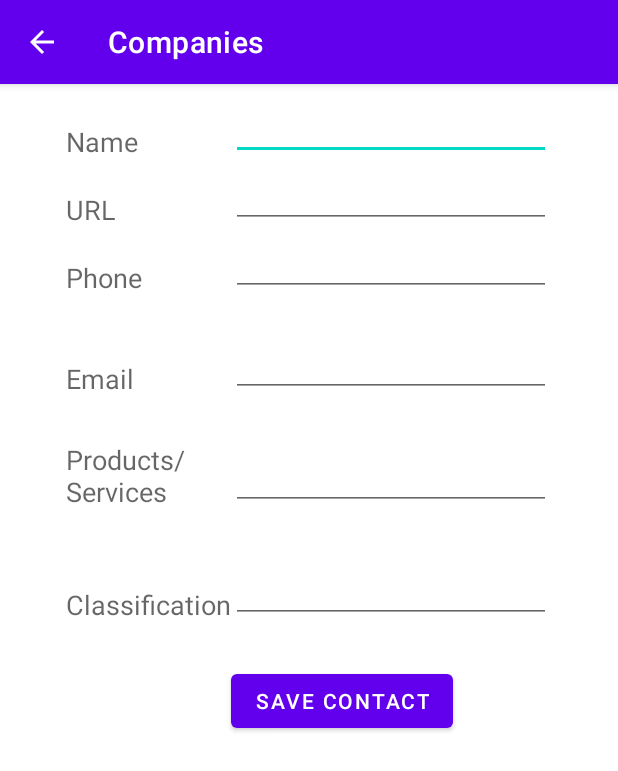
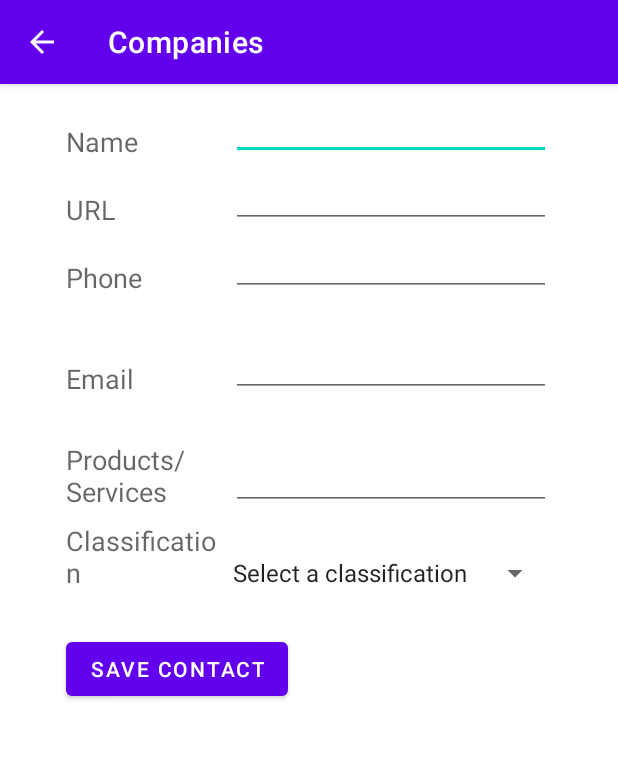
Before and after one commit to jucarmonam/AndroidUN, an Android app: the DisplayCompany screen opened directly, with no data from a screen before it, on a phone screen of 412 x 824 dp. Shown: the top 771 px of the screen. Run offline under Robolectric (Android 15) with nearby library versions, the phone set to English and light mode, and no system bars.

Commit message:
reto 6 terminado

```diff
--- a/reto6/app/src/main/java/com/example/reto6/DisplayCompany.kt
+++ b/reto6/app/src/main/java/com/example/reto6/DisplayCompany.kt
@@ -7,9 +7,7 @@ import android.os.Bundle
 import android.view.Menu
 import android.view.MenuItem
 import android.view.View
-import android.widget.Button
-import android.widget.TextView
-import android.widget.Toast
+import android.widget.*
 import androidx.appcompat.app.AppCompatActivity
 import com.example.reto6.databinding.ActivityDisplayCompanyBinding
 
@@ -26,7 +24,7 @@ class DisplayCompany : AppCompatActivity() {
     private var phone: TextView? = null
     private var email: TextView? = null
     private var products: TextView? = null
-    private var classification: TextView? = null
+    private var classification: Spinner? = null
     private var idToUpdate = 0
 
     override fun onCreate(savedInstanceState: Bundle?) {
@@ -39,7 +37,15 @@ class DisplayCompany : AppCompatActivity() {
         phone = binding.editTextPhone
         email = binding.editTextEmail
         products = binding.editTextProducts
-        classification = binding.editTextClassification
+        classification = binding.editSpinnerClassification
+
+        val dataAdapter = ArrayAdapter.createFromResource(this, R.array.classifications,
+                android.R.layout.simple_spinner_item)
+
+        dataAdapter.setDropDownViewResource(android.R.layout.simple_spinner_dropdown_item)
+
+        classification!!.adapter = dataAdapter
+
         mydb = DBHelper(this)
         val extras = intent.extras
         if (extras != null) {
@@ -83,9 +89,10 @@ class DisplayCompany : AppCompatActivity() {
                 products!!.text = prod
                 products!!.isFocusable = false
                 products!!.isClickable = false
-                classification!!.text = clas
+                val spinnerPosition: Int = dataAdapter.getPosition(clas)
+                classification!!.setSelection(spinnerPosition)
                 classification!!.isFocusable = false
-                classification!!.isClickable = false
+                classification!!.isSelected = false
             }
         }
     }
@@ -109,7 +116,7 @@ class DisplayCompany : AppCompatActivity() {
     override fun onOptionsItemSelected(item: MenuItem): Boolean {
         super.onOptionsItemSelected(item)
         return when (item.itemId) {
-            R.id.Edit_Contact -> {
+            R.id.Edit_Company -> {
                 val b = findViewById<View>(R.id.button1) as Button
                 b.visibility = View.VISIBLE
                 name!!.isEnabled = true
@@ -128,11 +135,10 @@ class DisplayCompany : AppCompatActivity() {
                 products!!.isFocusableInTouchMode = true
                 products!!.isClickable = true
                 classification!!.isEnabled = true
-                classification!!.isFocusableInTouchMode = true
-                classification!!.isClickable = true
+                classification!!.isSelected = true
                 true
             }
-            R.id.Delete_Contact -> {
+            R.id.Delete_Company -> {
                 val builder: AlertDialog.Builder = AlertDialog.Builder(this)
                 builder.setMessage(R.string.deleteContact)
                     .setPositiveButton(R.string.yes) { _, _ ->
@@ -164,7 +170,7 @@ class DisplayCompany : AppCompatActivity() {
                 if (mydb?.updateCompany(
                         idToUpdate, name!!.text.toString(), URL!!.text.toString(),
                         phone!!.text.toString(), email!!.text.toString(),
-                        products!!.text.toString(), classification!!.text.toString()
+                        products!!.text.toString(), classification!!.selectedItem.toString()
                     ) == true
                 ) {
                     Toast.makeText(applicationContext, "Updated", Toast.LENGTH_SHORT).show()
@@ -177,7 +183,7 @@ class DisplayCompany : AppCompatActivity() {
                 if (mydb?.insertCompany(
                         name!!.text.toString(), URL!!.text.toString(), phone!!.text.toString(),
                         email!!.text.toString(), products!!.text.toString(),
-                        classification!!.text.toString()
+                        classification!!.selectedItem.toString()
                     ) == true
                 ) {
                     Toast.makeText(
--- a/reto6/app/src/main/res/layout/activity_display_company.xml
+++ b/reto6/app/src/main/res/layout/activity_display_company.xml
@@ -112,27 +112,24 @@ tools:context=".DisplayCompany" >
         android:layout_width="wrap_content"
         android:layout_height="wrap_content"
         android:layout_alignStart="@+id/textView1"
-        android:layout_alignBottom="@+id/editTextClassification"
-        android:layout_toStartOf="@+id/editTextClassification"
+        android:layout_alignBottom="@+id/editSpinnerClassification"
+        android:layout_toStartOf="@+id/editSpinnerClassification"
         android:text="@string/classification"
         android:textAppearance="?android:attr/textAppearanceMedium" />
 
-    <EditText
-        android:id="@+id/editTextClassification"
+    <Spinner
+        android:id="@+id/editSpinnerClassification"
         android:layout_width="wrap_content"
         android:layout_height="wrap_content"
         android:layout_below="@+id/editTextProducts"
         android:layout_alignEnd="@+id/editTextProducts"
-        android:layout_marginTop="30dp"
-        android:ems="10"
-        android:inputType="text" />
+        android:layout_marginTop="30dp" />
 
     <Button
         android:id="@+id/button1"
         android:layout_width="wrap_content"
         android:layout_height="wrap_content"
-        android:layout_alignStart="@+id/editTextClassification"
-        android:layout_below="@id/editTextClassification"
+        android:layout_below="@id/editSpinnerClassification"
         android:layout_alignParentBottom="true"
         android:layout_marginTop="28dp"
         android:onClick="run"
--- a/reto6/app/src/main/res/menu/display_company.xml
+++ b/reto6/app/src/main/res/menu/display_company.xml
@@ -1,12 +1,12 @@
 <?xml version="1.0" encoding="utf-8"?>
 <menu xmlns:android="http://schemas.android.com/apk/res/android" >
     <item
-        android:id="@+id/Edit_Contact"
+        android:id="@+id/Edit_Company"
         android:orderInCategory="100"
         android:title="@string/edit"/>
 
     <item
-        android:id="@+id/Delete_Contact"
+        android:id="@+id/Delete_Company"
         android:orderInCategory="100"
         android:title="@string/delete"/>
 
--- a/reto6/app/src/main/res/values/strings.xml
+++ b/reto6/app/src/main/res/values/strings.xml
@@ -17,4 +17,11 @@
     <string name="deleteContact">Are you sure, you want to delete it.</string>
     <string name="yes">Yes</string>
     <string name="no">No</string>
+    <string name="spinner_title">Filter</string>
+    <string-array name="classifications">
+        <item>Select a classification</item>
+        <item>Consultancy</item>
+        <item>Custom development</item>
+        <item>Software factory</item>
+    </string-array>
 </resources>
```
Also changed, not shown: reto6/app/src/main/java/com/example/reto6/DBHelper.kt (+71 -1 lines), reto6/app/src/main/java/com/example/reto6/MainActivity.kt (+96 -3 lines), reto6/app/src/main/res/layout/activity_main.xml (+23 -10 lines).
